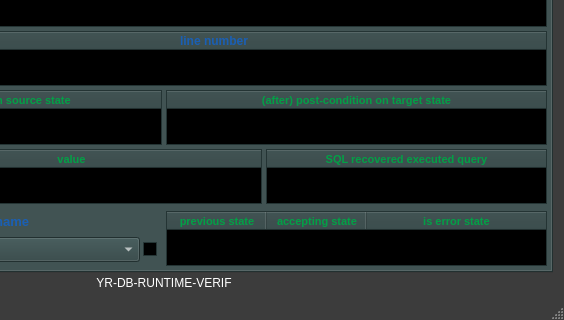
Qt form ui/yr-db-runtime-verif-main-window.ui (yerothd/yr-db-runtime-verif) before a commit; both pictures show x 236 to 800 and y 280 to 600 of the 800 by 600 pixel window.
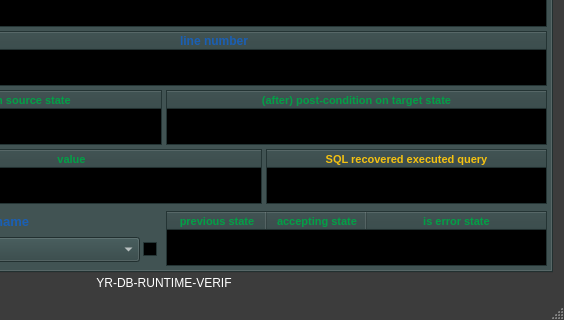
The same form after that commit. Icons and pictures are not drawn. Custom widgets are drawn as their Qt base class.

```diff
--- a/ui/yr-db-runtime-verif-main-window.ui
+++ b/ui/yr-db-runtime-verif-main-window.ui
@@ -5679,7 +5679,7 @@
        <rect>
         <x>366</x>
         <y>408</y>
-        <width>16</width>
+        <width>18</width>
         <height>21</height>
        </rect>
       </property>
@@ -5783,9 +5783,9 @@
          <colorrole role="ButtonText">
           <brush brushstyle="SolidPattern">
            <color alpha="255">
-            <red>2</red>
-            <green>160</green>
-            <blue>70</blue>
+            <red>245</red>
+            <green>194</green>
+            <blue>17</blue>
            </color>
           </brush>
          </colorrole>
@@ -5828,9 +5828,9 @@
          <colorrole role="HighlightedText">
           <brush brushstyle="SolidPattern">
            <color alpha="255">
-            <red>0</red>
-            <green>255</green>
-            <blue>0</blue>
+            <red>245</red>
+            <green>194</green>
+            <blue>17</blue>
            </color>
           </brush>
          </colorrole>
@@ -5947,9 +5947,9 @@
          <colorrole role="ButtonText">
           <brush brushstyle="SolidPattern">
            <color alpha="255">
-            <red>2</red>
-            <green>160</green>
-            <blue>70</blue>
+            <red>245</red>
+            <green>194</green>
+            <blue>17</blue>
            </color>
           </brush>
          </colorrole>
@@ -5992,9 +5992,9 @@
          <colorrole role="HighlightedText">
           <brush brushstyle="SolidPattern">
            <color alpha="255">
-            <red>0</red>
-            <green>255</green>
-            <blue>0</blue>
+            <red>245</red>
+            <green>194</green>
+            <blue>17</blue>
            </color>
           </brush>
          </colorrole>
@@ -6156,9 +6156,9 @@
          <colorrole role="HighlightedText">
           <brush brushstyle="SolidPattern">
            <color alpha="255">
-            <red>0</red>
-            <green>255</green>
-            <blue>0</blue>
+            <red>245</red>
+            <green>194</green>
+            <blue>17</blue>
            </color>
           </brush>
          </colorrole>
```
